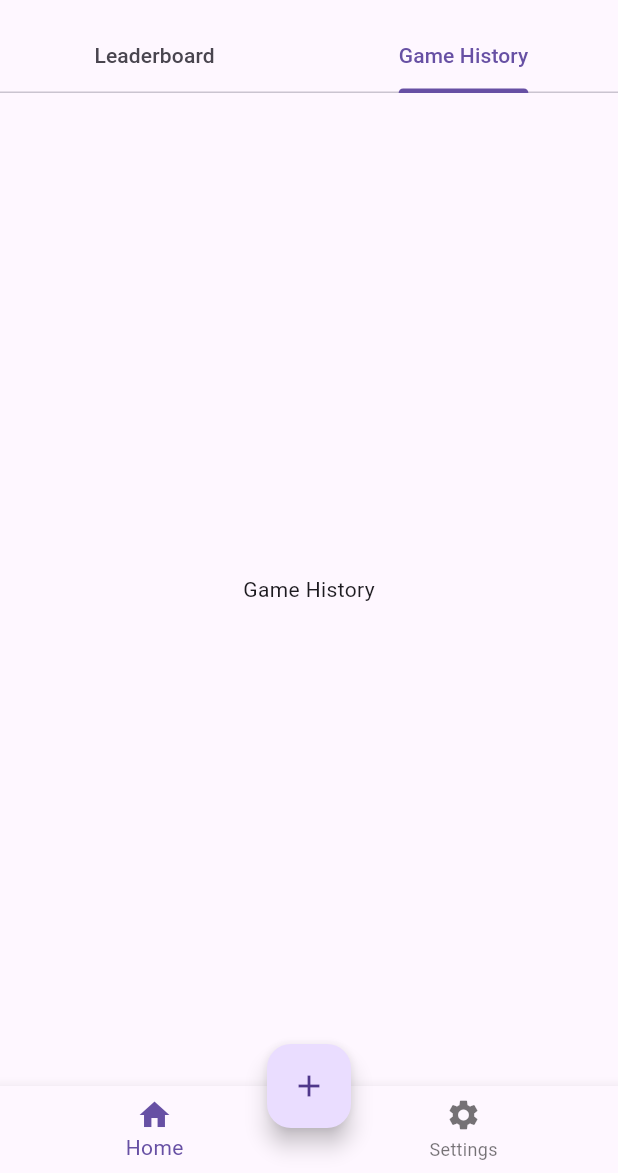
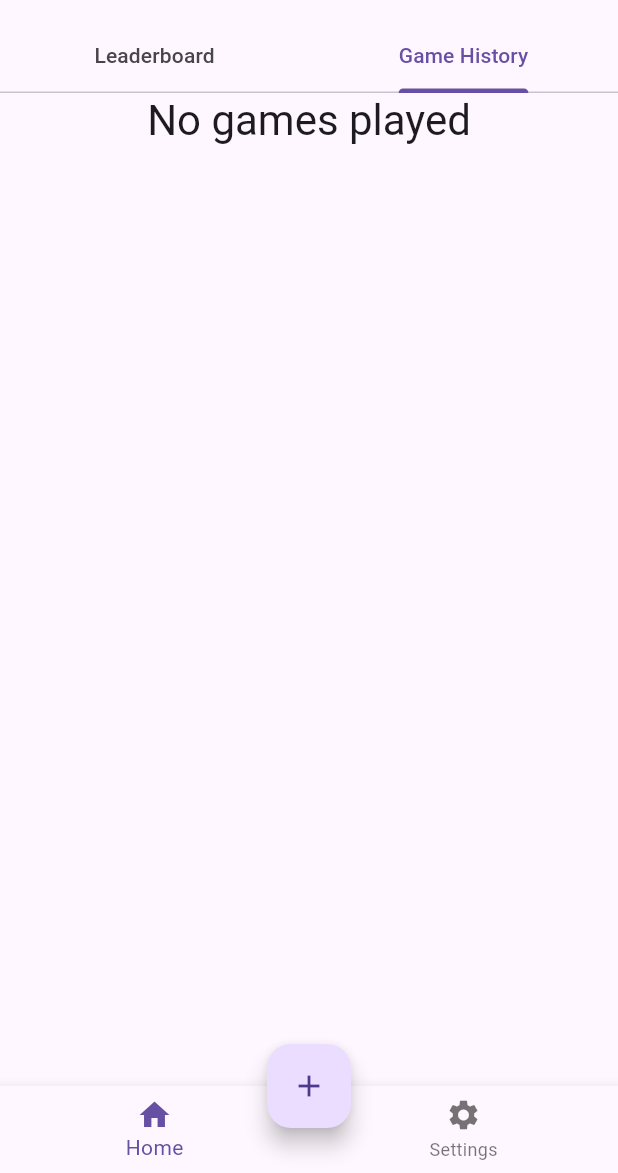
Before and after one commit to zdpel/mrping, a Flutter app: the screen it shows after launch, tab 2 chosen, on a phone screen of 412 x 824 dp, the part 63-1236 px from its top. Run offline on Flutter 3.47's test engine with Material 3 defaults, Android fonts, the phone set to English and light mode, and no system bars; our stand-ins replace sqflite; accounts and stored records are empty.

Commit message:
gamehistory cards

```diff
--- a/lib/db/mainDB.dart
+++ b/lib/db/mainDB.dart
@@ -22,7 +22,7 @@ class mainDB{
     if (_database != null) return _database!;
 
     //if database does not exist, initialize db
-    _database = await _initDB('players.db');
+    _database = await _initDB('appdatabase.db');
     return _database!;
   }
 
--- a/lib/screens/gamehistory.dart
+++ b/lib/screens/gamehistory.dart
@@ -1,4 +1,6 @@
 import 'package:flutter/material.dart';
+import '../db/game.dart';
+import '../db/mainDB.dart';
 
 class GameHistory extends StatefulWidget {
   const GameHistory({super.key});
@@ -8,10 +10,82 @@ class GameHistory extends StatefulWidget {
 }
 
 class _GameHistoryState extends State<GameHistory> {
+  late List<Game> games = [];
+
+  @override
+  void initState(){
+    super.initState();
+    refreshGames();
+  }
+
+  Future refreshGames() async {
+    games = await mainDB.instance.readAllGameInfo();
+    setState(() {});
+  }
+
   @override
   Widget build(BuildContext context) {
-    return const Center(
-      child: Text("Game History")
+    return Center(
+      child: Column(
+        children: <Widget>[
+          if (games.isNotEmpty)
+            Expanded(
+              child: ListView.builder(
+                shrinkWrap: true,
+                itemCount: games.length,
+                itemBuilder: (context, index){
+                  return GestureDetector(
+                    onTap: () {
+                      // transition to game statistics would go here
+                    },
+                    child: Card(
+                      child: ListTile(
+                        title: Row(
+                          mainAxisAlignment: MainAxisAlignment.spaceBetween,
+                          children: [
+                            Column(
+                              crossAxisAlignment: CrossAxisAlignment.start,
+                              children: [
+                                Text(
+                                  '${games[games.length - index - 1].playerOne}',
+                                  style: const TextStyle(fontSize: 20.0),
+                                ),
+                                Text(
+                                  'Score: ${games[games.length - index - 1].playerOneScore}',
+                                  style: const TextStyle(fontSize: 16.0),
+                                ),
+                              ],
+                            ),
+                            Column(
+                              crossAxisAlignment: CrossAxisAlignment.end,
+                              children: [
+                                Text(
+                                  '${games[games.length - index - 1].playerTwo}',
+                                  style: const TextStyle(fontSize: 20.0),
+                                ),
+                                Text(
+                                  'Score: ${games[games.length - index - 1].playerTwoScore}',
+                                  style: const TextStyle(fontSize: 16.0),
+                                ),
+                              ],
+                            ),
+                          ],
+                        ),
+                      ),
+                    ),
+
+                  );
+                }
+              ),
+            ),
+          if (games.isEmpty)
+            Text(
+              "No games played",
+              style: Theme.of(context).textTheme.headlineMedium,
+            ),
+        ],
+      ),
     );
   }
+
 }
```
Also changed, not shown: lib/screens/addgame.dart (+5 -9 lines).
